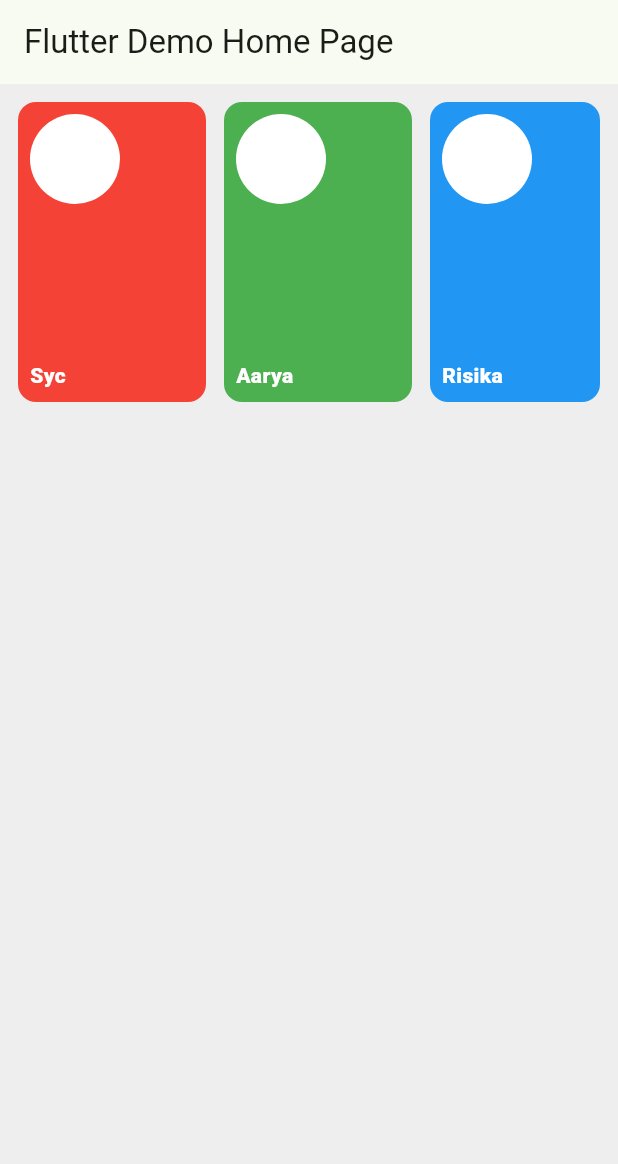
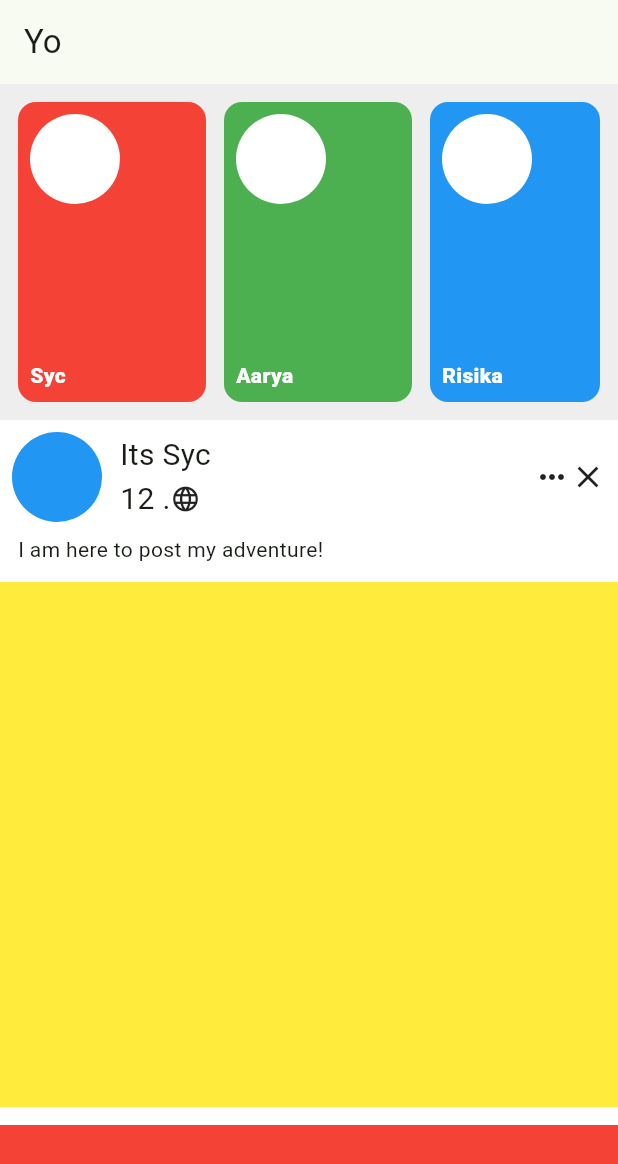
Before and after one commit to CallMeDas/Flutter-Practice, a Flutter app: the screen it shows after launch, on a phone screen of 412 x 824 dp. Shown: the top 1164 px of the screen. Run offline on Flutter 3.47's test engine with Material 3 defaults, Android fonts, the phone set to English and light mode, and no system bars.

Commit message:
fb feed is implemented

```diff
--- a/lib/main.dart
+++ b/lib/main.dart
@@ -1,5 +1,6 @@
 import 'package:flutter/material.dart';
 import 'package:flutter_application_1/widgets/CoustomCard.dart';
+import 'package:flutter_application_1/widgets/FbFeed.dart';
 
 void main() {
   runApp(const MyApp());
@@ -12,12 +13,12 @@ class MyApp extends StatelessWidget {
   @override
   Widget build(BuildContext context) {
     return MaterialApp(
-      title: 'Flutter Demo',
+      title: 'Das',
       theme: ThemeData(
         colorScheme: ColorScheme.fromSeed(seedColor: Colors.green),
         useMaterial3: true,
       ),
-      home: const MyHomePage(title: 'Flutter Demo Home Page'),
+      home: const MyHomePage(title: 'Yo'),
     );
   }
 }
@@ -38,9 +39,11 @@ class _MyHomePageState extends State<MyHomePage> {
       appBar: AppBar(
         title: Text(widget.title),
       ),
-      body: SingleChildScrollView(
-        scrollDirection: Axis.horizontal,
-        child: Row(
+      body: ListView(
+        children: [
+          SingleChildScrollView(
+            scrollDirection: Axis.horizontal,
+            child: Row(
           children: [
             Coustomcard(
               colors: Colors.red,
@@ -74,7 +77,12 @@ class _MyHomePageState extends State<MyHomePage> {
             ),
           ],
         ),
+          ),
+
+          Fbfeed(),
+        ],
       ),
+
     );
   }
 }
--- a/lib/widgets/CoustomCard.dart
+++ b/lib/widgets/CoustomCard.dart
@@ -1,4 +1,5 @@
 import 'package:flutter/material.dart';
+import 'package:flutter_application_1/widgets/FbFeed.dart';
 
 class Coustomcard extends StatelessWidget {
   Color colors;
@@ -48,5 +49,6 @@ class Coustomcard extends StatelessWidget {
         ],
       ),
     );
+    Fbfeed();
   }
 }
--- /dev/null
+++ b/lib/widgets/FbFeed.dart
@@ -0,0 +1,101 @@
+import 'package:flutter/material.dart';
+
+class Fbfeed extends StatelessWidget {
+  const Fbfeed({super.key});
+
+  @override
+  Widget build(BuildContext context) {
+    return Container(
+      width: MediaQuery.of(context).size.width,
+      color: Colors.white,
+      margin: EdgeInsets.only(bottom: 12),
+      padding: EdgeInsets.only(bottom: 12),
+      child: Column(
+        children: [
+          Padding(
+            padding: const EdgeInsets.all(8.0),
+            child: Row(
+              mainAxisAlignment: MainAxisAlignment.spaceBetween,
+              children: [
+
+                Row(
+                  mainAxisAlignment: MainAxisAlignment.spaceBetween,
+                  children: [
+                    Container(
+                      width: 60,
+                      height: 60,
+                      decoration: BoxDecoration(
+                        color: Colors.blue, shape: BoxShape.circle
+                      ),
+                    ),
+                    SizedBox(
+                      width: 12,
+                    ),
+                    Column(
+                      crossAxisAlignment: CrossAxisAlignment.start,
+                      children: [
+                        Text('Its Syc', style: TextStyle(fontSize: 20),),
+                        Row(
+                          children: [
+                            Text('12 .',style: TextStyle(fontSize: 20)),
+                            Icon(
+                              Icons.language, size: 20,
+                            )
+                          ],
+
+                        )
+                      ],
+
+                    )
+                  ],
+                ),
+                Row(
+                  children: [
+                    Icon(Icons.more_horiz),
+                    Icon(Icons.close)
+                  ],
+                )
+              ],
+            ),
+          ),
+          // SizedBox(
+          //   height: 12,
+          // ),
+          Column(
+            crossAxisAlignment: CrossAxisAlignment.start,
+            children: [
+              Padding(padding: const EdgeInsets.only(left: 12, right: 12),
+              child: Text('I am here to post my adventure!'),
+              ),
+              SizedBox(
+                height: 12,
+              ),
+
+              Container(
+                height: 350,
+                width: double.infinity,
+                color: Colors.yellow,
+              ),
+
+              SizedBox(
+                height: 12,
+              ),
+              Container(
+                height: 350,
+                width: double.infinity,
+                color: Colors.red,
+              )
+            ],
+          )
+        ],
+      ),
+
+
+
+
+
+
+
+    );
+  }
+}
```
